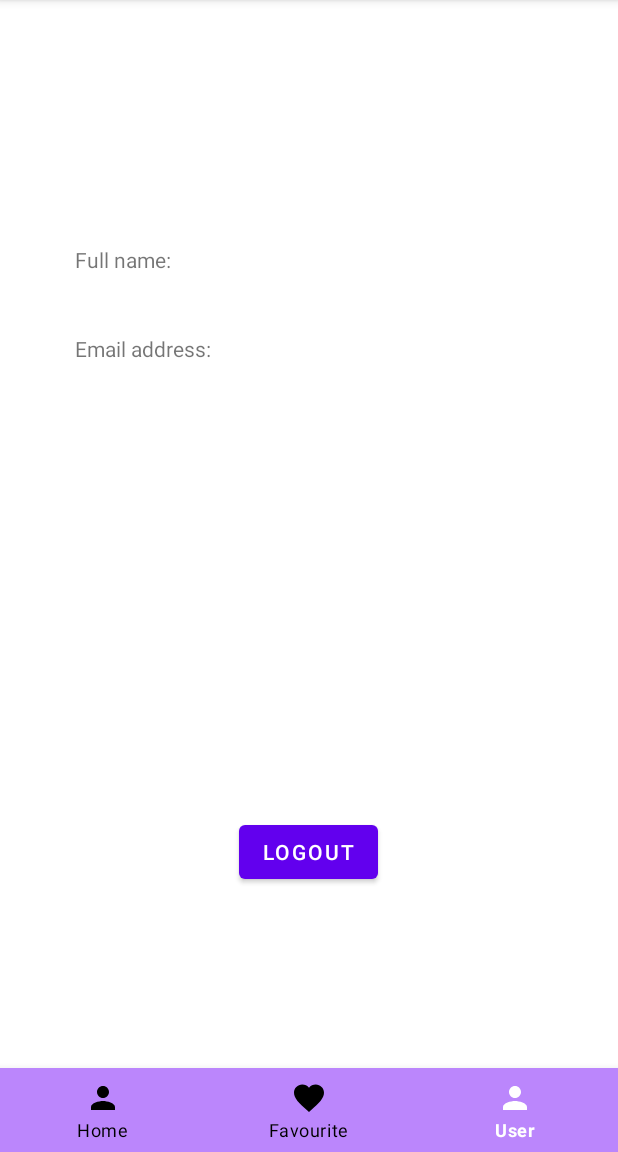
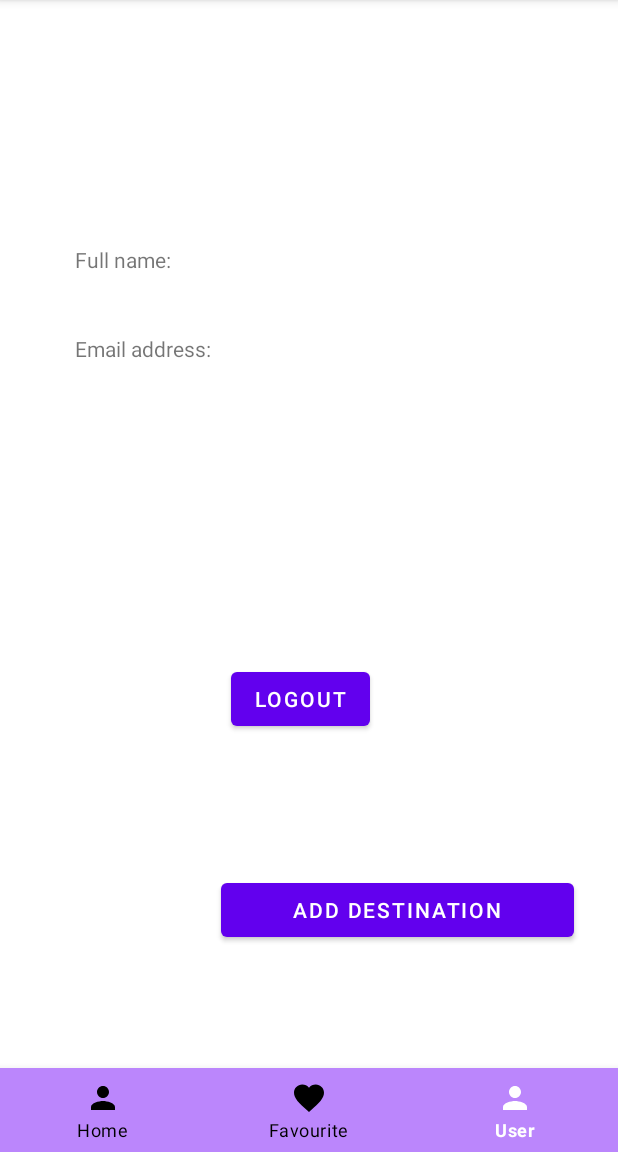
Before and after one commit to nedelchr/viaNatureRepo, an Android app: the ProfileActivity screen opened directly, with no data from a screen before it, on a phone screen of 412 x 824 dp, the part 84-1236 px from its top. Run offline under Robolectric (Android 15) with nearby library versions, the phone set to English and light mode, and no system bars; our stand-ins replace Firebase (no records; nobody signed in at launch, a user with empty details on screens opened directly).

```diff
--- a/app/src/main/java/com/example/vianature/AddDestination.java
+++ b/app/src/main/java/com/example/vianature/AddDestination.java
@@ -3,6 +3,7 @@ package com.example.vianature;
 import androidx.annotation.NonNull;
 import androidx.appcompat.app.AppCompatActivity;
 
+import android.content.Intent;
 import android.os.Bundle;
 import android.view.View;
 import android.widget.AdapterView;
@@ -110,6 +111,7 @@ public class AddDestination extends AppCompatActivity implements  View.OnClickLi
         String type = spinnerType.getSelectedItem().toString();
         String hardness = spinnerHardness.getSelectedItem().toString();
         Destination destination = new Destination(title, description, region, type, hardness, "Someone");
+        startActivity(new Intent(getApplicationContext(), ProfileActivity.class));
 
         studentDbRef.push().setValue(destination);
        Toast.makeText(AddDestination.this, "Data inserted", Toast.LENGTH_SHORT).show();
--- a/app/src/main/java/com/example/vianature/MainActivity.java
+++ b/app/src/main/java/com/example/vianature/MainActivity.java
@@ -86,7 +86,7 @@ public class MainActivity extends AppCompatActivity  {
                             case R.id.user:
                                 Log.i("TAG","logged in");
                                // startActivity(new Intent(getApplicationContext(), ProfileActivity.class));
-                                startActivity(new Intent(getApplicationContext(), ResultActivity.class));
+                                startActivity(new Intent(getApplicationContext(), ProfileActivity.class));
                                 overridePendingTransition(0,0);
                                 return true;
                         }
--- a/app/src/main/java/com/example/vianature/ProfileActivity.java
+++ b/app/src/main/java/com/example/vianature/ProfileActivity.java
@@ -23,7 +23,7 @@ import com.google.firebase.database.ValueEventListener;
 
 public class ProfileActivity extends AppCompatActivity {
 
-    private Button logOut;
+    private Button logOut, destinationAdd;
     private FirebaseUser user;
     private DatabaseReference reference;
 
@@ -44,6 +44,14 @@ public class ProfileActivity extends AppCompatActivity {
             public void onClick(View v) {
                 FirebaseAuth.getInstance().signOut();
                 startActivity(new Intent(ProfileActivity.this, LoginUser.class));
+            }
+        });
+
+        destinationAdd = (Button) findViewById(R.id.addDestination);
+        destinationAdd.setOnClickListener(new View.OnClickListener() {
+            @Override
+            public void onClick(View v) {
+                startActivity(new Intent(ProfileActivity.this, AddDestination.class));
             }
         });
 
--- a/app/src/main/res/layout/activity_profile.xml
+++ b/app/src/main/res/layout/activity_profile.xml
@@ -30,8 +30,12 @@
         android:layout_width="wrap_content"
         android:layout_height="wrap_content"
         android:layout_above="@+id/bottom_navigation"
+        android:layout_alignParentEnd="true"
+        android:layout_alignParentRight="true"
         android:layout_centerHorizontal="true"
-        android:layout_marginBottom="120dp"
+        android:layout_marginEnd="165dp"
+        android:layout_marginRight="165dp"
+        android:layout_marginBottom="222dp"
         android:text="Logout"
         app:layout_constraintBottom_toBottomOf="parent"
         app:layout_constraintEnd_toEndOf="parent"
@@ -113,4 +117,16 @@
         app:menu="@menu/menu_navigation"
         android:layout_alignParentBottom="true"/>
 
+    <Button
+        android:id="@+id/addDestination"
+        android:layout_width="235dp"
+        android:layout_height="wrap_content"
+        android:layout_above="@+id/bottom_navigation"
+        android:layout_alignParentStart="true"
+        android:layout_alignParentLeft="true"
+        android:layout_marginStart="147dp"
+        android:layout_marginLeft="147dp"
+        android:layout_marginBottom="81dp"
+        android:text="Add destination" />
+
 </RelativeLayout>
```
